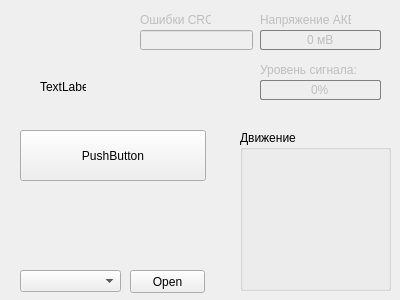
Qt form dthard-gui/mainwindow.ui (Ursadon/Dithard) before a commit.
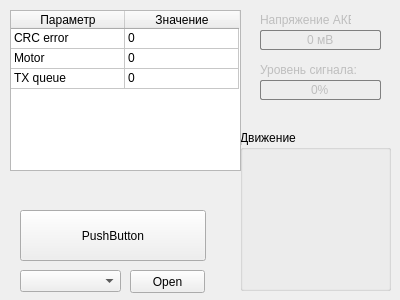
The same form after that commit. Icons and pictures are not drawn.

Commit message:
Implemented queue control
Implemented queue control - but still too many time spend to Rx/Tx

The edit to the form file:
```diff
--- a/dthard-gui/mainwindow.ui
+++ b/dthard-gui/mainwindow.ui
@@ -315,7 +315,7 @@
     <property name="geometry">
      <rect>
       <x>20</x>
-      <y>130</y>
+      <y>210</y>
       <width>186</width>
       <height>51</height>
      </rect>
@@ -333,47 +333,121 @@
      <bool>false</bool>
     </property>
    </widget>
-   <widget class="QLabel" name="lbSignal_Strenght_2">
-    <property name="enabled">
-     <bool>false</bool>
-    </property>
+   <widget class="QTableWidget" name="tableStatus">
     <property name="geometry">
      <rect>
-      <x>140</x>
+      <x>10</x>
       <y>10</y>
-      <width>71</width>
-      <height>20</height>
+      <width>231</width>
+      <height>161</height>
      </rect>
     </property>
-    <property name="text">
-     <string>Ошибки CRC</string>
+    <property name="focusPolicy">
+     <enum>Qt::NoFocus</enum>
     </property>
-   </widget>
-   <widget class="QLineEdit" name="leCRC_err">
-    <property name="enabled">
+    <property name="verticalScrollBarPolicy">
+     <enum>Qt::ScrollBarAlwaysOff</enum>
+    </property>
+    <property name="autoScroll">
      <bool>false</bool>
     </property>
-    <property name="geometry">
-     <rect>
-      <x>140</x>
-      <y>30</y>
-      <width>113</width>
-      <height>20</height>
-     </rect>
+    <property name="editTriggers">
+     <set>QAbstractItemView::NoEditTriggers</set>
     </property>
-   </widget>
-   <widget class="QLabel" name="label">
-    <property name="geometry">
-     <rect>
-      <x>40</x>
-      <y>80</y>
-      <width>46</width>
-      <height>13</height>
-     </rect>
+    <property name="tabKeyNavigation">
+     <bool>false</bool>
     </property>
-    <property name="text">
-     <string>TextLabel</string>
+    <property name="showDropIndicator" stdset="0">
+     <bool>false</bool>
     </property>
+    <property name="dragDropOverwriteMode">
+     <bool>false</bool>
+    </property>
+    <property name="gridStyle">
+     <enum>Qt::SolidLine</enum>
+    </property>
+    <property name="cornerButtonEnabled">
+     <bool>false</bool>
+    </property>
+    <property name="rowCount">
+     <number>3</number>
+    </property>
+    <property name="columnCount">
+     <number>2</number>
+    </property>
+    <attribute name="horizontalHeaderVisible">
+     <bool>true</bool>
+    </attribute>
+    <attribute name="horizontalHeaderCascadingSectionResizes">
+     <bool>false</bool>
+    </attribute>
+    <attribute name="horizontalHeaderDefaultSectionSize">
+     <number>114</number>
+    </attribute>
+    <attribute name="verticalHeaderVisible">
+     <bool>false</bool>
+    </attribute>
+    <attribute name="verticalHeaderDefaultSectionSize">
+     <number>20</number>
+    </attribute>
+    <attribute name="verticalHeaderHighlightSections">
+     <bool>false</bool>
+    </attribute>
+    <row>
+     <property name="text">
+      <string>CRC error</string>
+     </property>
+    </row>
+    <row>
+     <property name="text">
+      <string>Motor</string>
+     </property>
+    </row>
+    <row>
+     <property name="text">
+      <string>TX queue</string>
+     </property>
+    </row>
+    <column>
+     <property name="text">
+      <string>Параметр</string>
+     </property>
+    </column>
+    <column>
+     <property name="text">
+      <string>Значение</string>
+     </property>
+    </column>
+    <item row="0" column="0">
+     <property name="text">
+      <string>CRC error</string>
+     </property>
+    </item>
+    <item row="0" column="1">
+     <property name="text">
+      <string>0</string>
+     </property>
+    </item>
+    <item row="1" column="0">
+     <property name="text">
+      <string>Motor</string>
+     </property>
+    </item>
+    <item row="1" column="1">
+     <property name="text">
+      <string>0</string>
+     </property>
+    </item>
+    <item row="2" column="0">
+     <property name="text">
+      <string>TX queue</string>
+     </property>
+    </item>
+    <item row="2" column="1">
+     <property name="text">
+      <string>0</string>
+     </property>
+    </item>
    </widget>
   </widget>
  </widget>
```
The commit also changes 6 other files.
